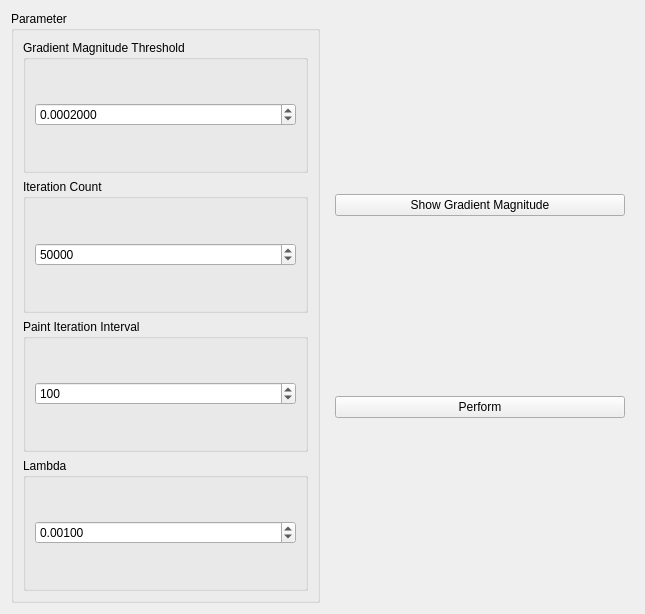
First picture: the form in source/modules/tgvl1_threshold_gradient/TGVL1ThresholdGradientWidget.ui, repository josefkoller/ambient_image_processor, before the edit.
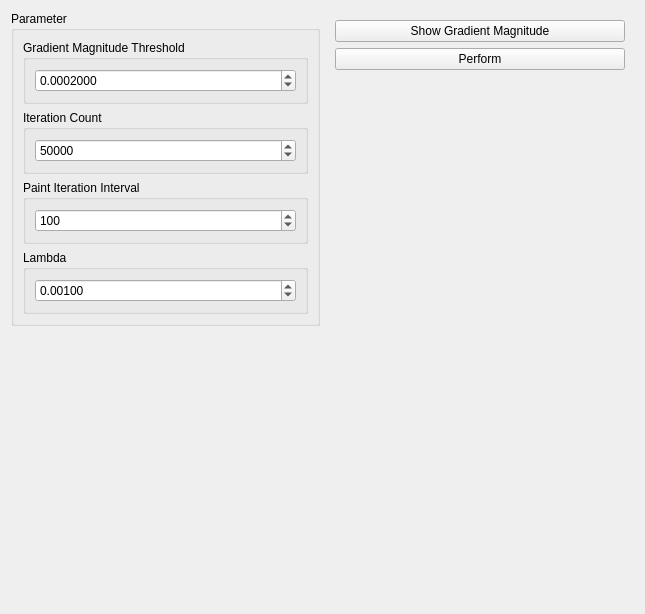
Second picture: the form after the edit.

Commit message: ui format: maximize horizontally and align to top

What changed in the file:
```diff
--- a/source/modules/tgvl1_threshold_gradient/TGVL1ThresholdGradientWidget.ui
+++ b/source/modules/tgvl1_threshold_gradient/TGVL1ThresholdGradientWidget.ui
@@ -14,8 +14,14 @@
    <string>Form</string>
   </property>
   <layout class="QHBoxLayout" name="horizontalLayout">
-   <item>
+   <item alignment="Qt::AlignTop">
     <widget class="QGroupBox" name="groupBox">
+     <property name="sizePolicy">
+      <sizepolicy hsizetype="Preferred" vsizetype="Maximum">
+       <horstretch>0</horstretch>
+       <verstretch>0</verstretch>
+      </sizepolicy>
+     </property>
      <property name="title">
       <string>Parameter</string>
      </property>
@@ -105,7 +111,7 @@
      </layout>
     </widget>
    </item>
-   <item>
+   <item alignment="Qt::AlignTop">
     <widget class="QWidget" name="widget" native="true">
      <layout class="QVBoxLayout" name="verticalLayout_3">
       <item>
```
The commit also changes 20 other files.
